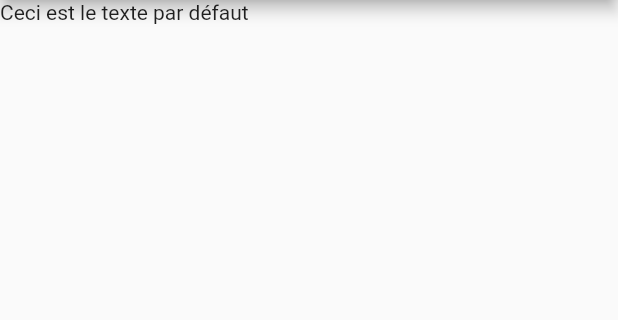
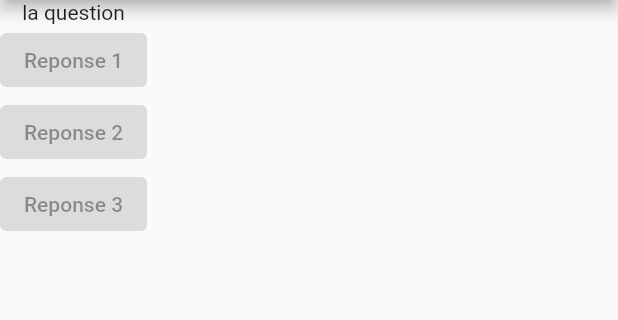
Before and after one commit to nguetcheu/flutter-quizz-app, a Flutter app: the screen it shows after launch, on a phone screen of 412 x 824 dp, the part 84-404 px from its top. Run offline on Flutter 3.47's test engine with Material 2 defaults, Android fonts, the phone set to English and light mode, and no system bars.

Commit message:
creation des boutons

```diff
--- a/lib/main.dart
+++ b/lib/main.dart
@@ -7,12 +7,33 @@ void main() {
 class MyApp extends StatelessWidget {
   @override
   Widget build(BuildContext context) {
-    return MaterialApp(home: Scaffold(
-      appBar: AppBar(
-        title: Text('My First App'),
+    var questions = [
+      "Quel est votre couleur favorite?"
+      "Quel est votre animal favori?"
+    ];
+    return MaterialApp(
+      home: Scaffold(
+        appBar: AppBar(
+          title: Text('My First App'),
+        ),
+        body: Column(
+          children: [
+            Text('la question'),
+            ElevatedButton(
+              onPressed: null,
+              child: Text("Reponse 1"),
+            ),
+            ElevatedButton(
+              onPressed: null,
+              child: Text("Reponse 2"),
+            ),
+            ElevatedButton(
+              onPressed: null,
+              child: Text("Reponse 3"),
+            ),
+          ],
+        ),
       ),
-      body: Text('Ceci est le texte par défaut'),
-    ),
     );
   }
 }
```
